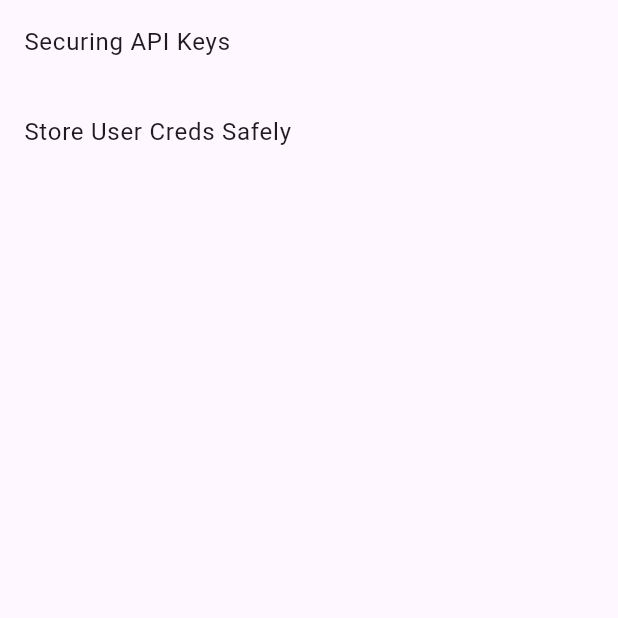
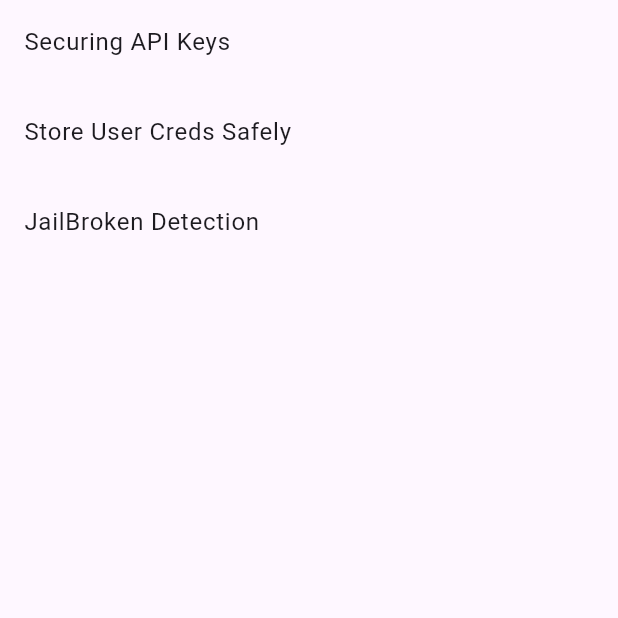
Before and after one commit to abin-ps/Secure-flutter-apps, a Flutter app: the screen it shows after launch, on a phone screen of 412 x 824 dp, the top half of it. Run offline on Flutter 3.47's test engine with Material 3 defaults, Android fonts, the phone set to English and light mode, and no system bars; our stand-ins replace flutter_dotenv, flutter_secure_storage; missing offline and left inert: choice, flutter_exit_app, flutter_jailbreak_detection.

Commit message:
JailBreak detection example added

```diff
--- /dev/null
+++ b/lib/examples/jail_break_detection/jail_break_detection.dart
@@ -0,0 +1,19 @@
+import 'dart:io';
+
+import 'package:flutter_exit_app/flutter_exit_app.dart';
+import 'package:flutter_jailbreak_detection/flutter_jailbreak_detection.dart';
+
+class JailBreakDetection {
+  //jail broken detection
+  Future<void> checkForJailBroken() async {
+    bool jailBroken = await FlutterJailbreakDetection.jailbroken;
+    if (jailBroken) {
+      FlutterExitApp.exitApp(iosForceExit: true);
+    }
+  }
+
+  Future<bool> isJailBrokened() async {
+    bool jailBroken = await FlutterJailbreakDetection.jailbroken;
+    return jailBroken;
+  }
+}
--- a/lib/main.dart
+++ b/lib/main.dart
@@ -1,10 +1,12 @@
 import 'package:flutter/material.dart';
+import 'package:secure_flutter_apps/examples/jail_break_detection/jail_break_detection.dart';
 import 'package:secure_flutter_apps/examples/securing_api_keys/load_api_keys.dart';
 import 'package:secure_flutter_apps/routes/routes.dart';
 
 Future<void> main() async {
   //load api keys
   APIKeys().loadFromEnv();
+  // await JailBreakDetection().checkForJailBroken(); //this will exit the app if it is jail brokened device
   runApp(const MyApp());
 }
 
--- a/lib/pages/home_page.dart
+++ b/lib/pages/home_page.dart
@@ -14,6 +14,7 @@ class HomePage extends StatelessWidget {
           //1. Securing API Keys
           NavigationTile(route: RouterConfigs.securingAPIKeysExample, label: "Securing API Keys"),
           NavigationTile(route: RouterConfigs.storeUserCredsExample, label: "Store User Creds Safely"),
+          NavigationTile(route: RouterConfigs.jailBrokenDetectionExample, label: "JailBroken Detection"),
         ],
       ),
     );
--- a/lib/routes/routes.dart
+++ b/lib/routes/routes.dart
@@ -1,4 +1,5 @@
 import 'package:flutter/material.dart';
+import 'package:secure_flutter_apps/examples/jail_break_detection/jail_broken_example.dart';
 import 'package:secure_flutter_apps/examples/store_user_credentials_using_fss/store_user_credentials_example.dart';
 import 'package:secure_flutter_apps/pages/home_page.dart';
 
@@ -8,11 +9,13 @@ class RouterConfigs {
   static const String homePage = "/";
   static const String securingAPIKeysExample = "/SecuringAPIKeysExample";
   static const String storeUserCredsExample = "/StoreUserCredsExample";
+  static const String jailBrokenDetectionExample = "/JailBrokenDetectionExample";
 
   final Map<String, WidgetBuilder> _routes = {
     homePage: (context) => const HomePage(),
     securingAPIKeysExample: (context) => const SecuringAPIKeysExample(),
     storeUserCredsExample: (context) => const StoreUserCredentialsExample(),
+    jailBrokenDetectionExample: (context) => const JailBrokenExample(),
   };
 
   //routes getter
--- a/pubspec.yaml
+++ b/pubspec.yaml
@@ -15,7 +15,7 @@ dependencies:
   flutter_secure_storage: ^9.2.1 # for storing user credentials on the device itself
   choice: ^2.3.2 #choice chips used in secure storage example screen to select user interests
   flutter_jailbreak_detection: ^1.10.0 # jailbreak detection
-
+  flutter_exit_app: ^1.1.2 # used in jailbreak detection example to exit app if jailbroken
   cupertino_icons: ^1.0.6
 
 dev_dependencies:
```
Also changed, not shown: lib/examples/jail_break_detection/jail_broken_example.dart (added, +40 -0 lines), lib/utils/app_utils.dart (added, +48 -0 lines), pubspec.lock.
